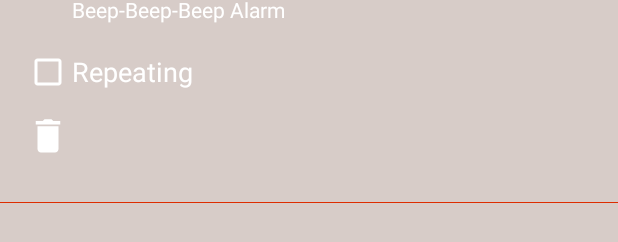
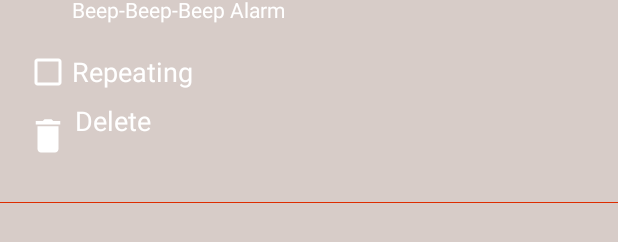
Before and after one commit to SteveQQ/QRoclock, an Android app: the layout alarm_config_dialog.xml on its own in the app's theme, with its tools: preview values and no code run, on a phone screen of 412 x 824 dp. Shown: the part 284-526 px from the top of the screen. Run offline under Robolectric (Android 15) with nearby library versions, the phone set to English and light mode, and no system bars; Roboto replaces fonts that are not available here.

```diff
--- a/app/src/main/java/com/steveq/qroclock/adapters/AlarmsRecyclerViewAdapter.java
+++ b/app/src/main/java/com/steveq/qroclock/adapters/AlarmsRecyclerViewAdapter.java
@@ -64,12 +64,12 @@ public class AlarmsRecyclerViewAdapter extends RecyclerView.Adapter<AlarmsRecycl
         holder.alarmActiveSwitch.setOnCheckedChangeListener(new CompoundButton.OnCheckedChangeListener() {
             @Override
             public void onCheckedChanged(CompoundButton buttonView, boolean isChecked) {
-                if(isChecked){
-                    mAlarms.get(pos).setActive(true);
-                } else {
-                    mAlarms.get(pos).setActive(false);
-                }
-
+            if(isChecked){
+                mAlarms.get(pos).setActive(true);
+            } else {
+                mAlarms.get(pos).setActive(false);
+            }
+            AlarmsManager.getInstance(mActivity).updateAlarm(mAlarms.get(pos));
             }
         });
 
--- a/app/src/main/java/com/steveq/qroclock/ui/dialogs/AlarmConfigDialog.java
+++ b/app/src/main/java/com/steveq/qroclock/ui/dialogs/AlarmConfigDialog.java
@@ -58,8 +58,8 @@ public class AlarmConfigDialog extends DialogFragment {
     @BindView(R.id.selectRingtoneField)
     LinearLayout selectRingtoneField;
 
-    @BindView(R.id.deleteAlarmImageButton)
-    ImageButton deleteAlarmImageButton;
+    @BindView(R.id.deleteAlarmField)
+    LinearLayout deleteAlarmImageButton;
 
     @BindView(R.id.daysRepeatingTextView)
     TextView daysRepeatingTextView;
--- a/app/src/main/res/layout/alarm_config_dialog.xml
+++ b/app/src/main/res/layout/alarm_config_dialog.xml
@@ -122,8 +122,12 @@
             android:scrollHorizontally="false"
             android:maxLines="100"
             android:visibility="gone"/>
-        <ImageButton
-            android:id="@+id/deleteAlarmImageButton"
+        <LinearLayout
+            android:id="@+id/deleteAlarmField"
+            android:layout_width="wrap_content"
+            android:layout_height="wrap_content"
+            android:orientation="horizontal">
+            <ImageView
                 android:layout_width="wrap_content"
                 android:layout_height="wrap_content"
                 app:srcCompat="@drawable/ic_bin_vec"
@@ -133,6 +137,14 @@
                 android:paddingStart="2dp"
                 android:paddingEnd="4dp"
                 android:background="@android:color/transparent"/>
+
+            <TextView
+                android:layout_width="wrap_content"
+                android:layout_height="wrap_content"
+                android:textAppearance="?android:attr/textAppearanceMedium"
+                android:text="@string/delete"
+                android:textColor="@android:color/primary_text_dark"/>
+        </LinearLayout>
     </LinearLayout>
 
 </LinearLayout>
--- a/app/src/main/res/values/strings.xml
+++ b/app/src/main/res/values/strings.xml
@@ -17,6 +17,7 @@
     <string name="repeat">Repeat in...</string>
     <string name="ringtone">Ringtone</string>
     <string name="repeating">Repeating</string>
+    <string name="delete">Delete</string>
     <string-array name="days">
         <item>Monday</item>
         <item>Tuesday</item>
```
Lines whose indentation alone changed are shown as unchanged.
